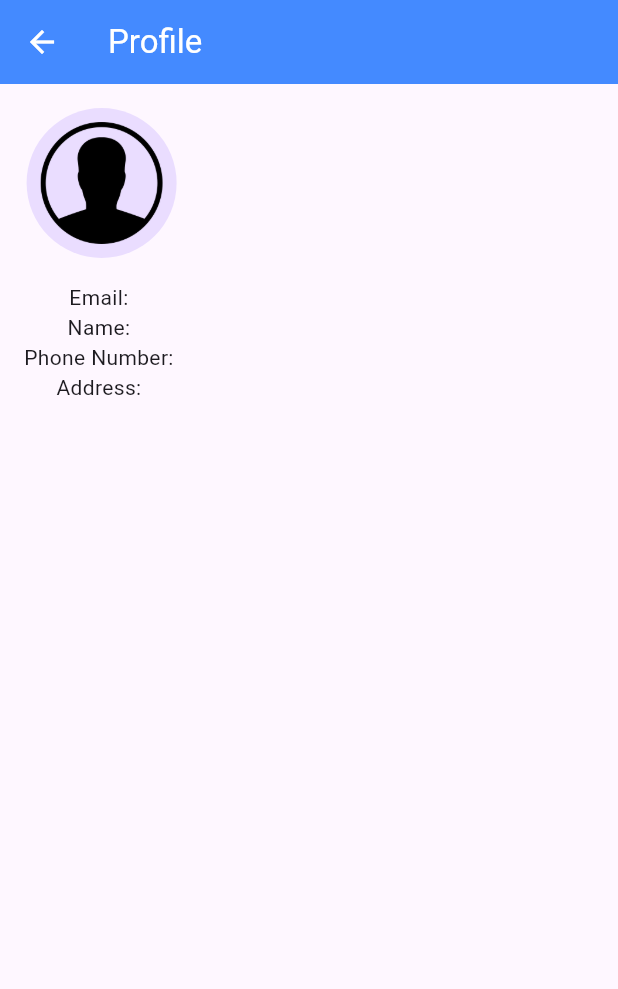
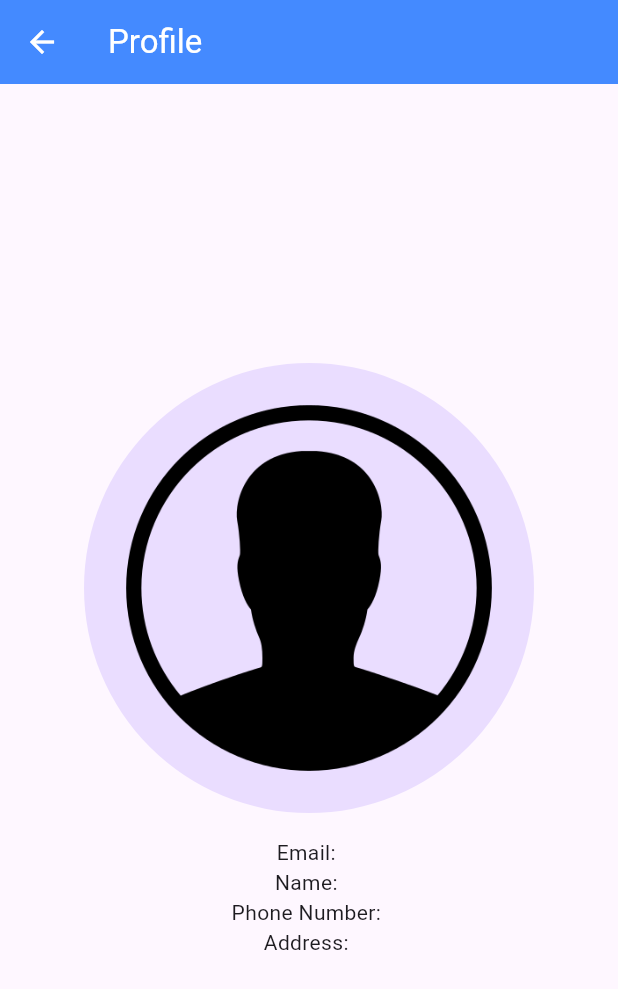
Before and after one commit to ibrar-ghani/flutterNewsApp, a Flutter app: the ProfilePage screen opened by its route, on a phone screen of 412 x 824 dp. Shown: the top 989 px of the screen. Run offline on Flutter 3.47's test engine with Material 3 defaults, Android fonts, the phone set to English and light mode, and no system bars; our stand-ins replace cloud_firestore, firebase_auth, firebase_core, get, image_picker, logger; accounts and stored records are empty; network calls fail.

Commit message:
"Changes in profile page"

```diff
--- a/lib/src/views/profile_page.dart
+++ b/lib/src/views/profile_page.dart
@@ -17,6 +17,7 @@ class ProfilePage extends StatelessWidget {
       profileController.setProfilePicture(File(pickedFile.path));
     }
   }
+
   @override
   Widget build(BuildContext context) {
     return Scaffold(
@@ -25,20 +26,22 @@ class ProfilePage extends StatelessWidget {
         foregroundColor: Colors.white,
         backgroundColor: Colors.blueAccent,
       ),
-      body: Padding(
+      body: Center(
+        child: Padding(
           padding: const EdgeInsets.all(16.0),
           child: Column(
+            mainAxisAlignment: MainAxisAlignment.center,
             crossAxisAlignment: CrossAxisAlignment.center,
             children: [
-            //profile picture
+              // Profile picture
               GestureDetector(
                 onTap: _pickImage,
-              child: CircleAvatar(
-                radius: 50.0,
+                child: Obx(() => CircleAvatar(
+                  radius: 150.0,
                   backgroundImage: profileController.profilePicture.value?.path != null
                       ? FileImage(profileController.profilePicture.value!) as ImageProvider<Object>?
                       : const AssetImage('assets/human-icon-png-1901.png'),
-              ),
+                )),
               ),
               const SizedBox(height: 16),
               Obx(() => Text('Email: ${profileController.email}')),
@@ -48,6 +51,7 @@ class ProfilePage extends StatelessWidget {
             ],
           ),
         ),
+      ),
     );
   }
 }
```
Also changed, not shown: lib/src/controllers/profile_controller.dart (+10 -1 lines). Lines whose indentation alone changed are shown as unchanged.
